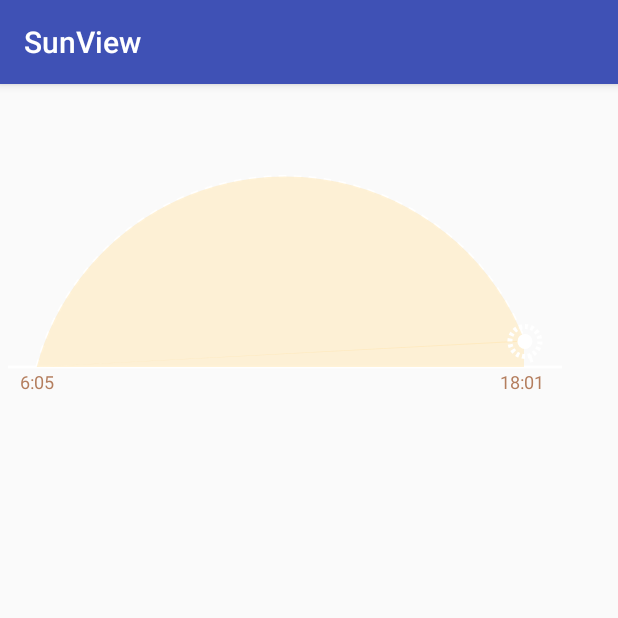
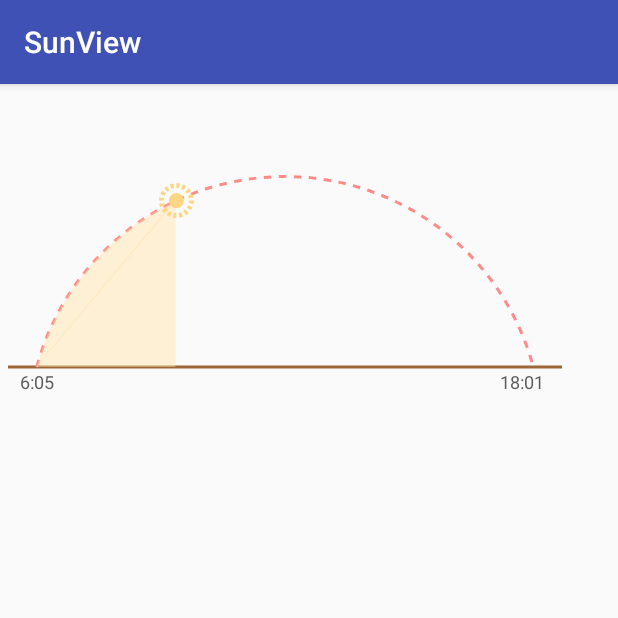
Before and after one commit to andy6804tw/SunView-lib, an Android app: the screen it shows after launch (MainActivity), on a phone screen of 412 x 824 dp, the top half of it. Run offline under Robolectric (Android 15) with nearby library versions, the phone set to English and light mode, and no system bars.

Commit message:
新增修改顏色function並修改時間bug

```diff
--- a/app/src/main/java/com/openweather/sunview/MainActivity.java
+++ b/app/src/main/java/com/openweather/sunview/MainActivity.java
@@ -12,10 +12,14 @@ public class MainActivity extends AppCompatActivity {
         super.onCreate(savedInstanceState);
         setContentView(R.layout.activity_main);
         sunView=(SunView)findViewById(R.id.sunView);
-        sunView.setCurrentTime("17:35");
         sunView.setStartTime("6:05");
         sunView.setEndTime("18:01");
-        sunView.setArcSolidColor("#6effe1a2");
+        sunView.setCurrentTime("10:04");
+        sunView.setArcSolidColor(getResources().getColor(R.color.ArcSolidColor));//拱型內部顏色
+        sunView.setArcColor(getResources().getColor(R.color.ArcColor));//拱形虛線顏色
+        sunView.setBottomLineColor(getResources().getColor(R.color.BottomLineColor));//拱形底線顏色
+        sunView.setTimeTextColor(getResources().getColor(R.color.TimeTextColor));//字體顏色
+        sunView.setSunColor(getResources().getColor(R.color.SunColor));//太陽顏色
 
 
     }
--- a/app/src/main/res/values/colors.xml
+++ b/app/src/main/res/values/colors.xml
@@ -3,4 +3,9 @@
     <color name="colorPrimary">#3F51B5</color>
     <color name="colorPrimaryDark">#303F9F</color>
     <color name="colorAccent">#FF4081</color>
+    <color name="ArcSolidColor">#6effe1a2</color>
+    <color name="ArcColor">#ff8a8a</color>
+    <color name="BottomLineColor">#9c6637</color>
+    <color name="TimeTextColor">#5b5b5b</color>
+    <color name="SunColor">#fcd682</color>
 </resources>
--- a/sunviewlibrary/src/main/java/com/openweather/sunviewlibrary/SunView.java
+++ b/sunviewlibrary/src/main/java/com/openweather/sunviewlibrary/SunView.java
@@ -74,8 +74,21 @@ public class SunView extends View {
 
         initAttrs(context, attrs);
     }
-    public  void setArcSolidColor(String color){
-        mArcSolidColor = Color.parseColor(color);
+    public  void setArcSolidColor(int color){//拱型內部顏色
+        //mArcSolidColor = Color.parseColor(color);
+        mArcSolidColor=color;
+    }
+    public void setArcColor(int color){//拱形虛線顏色
+        mArcColor= color;
+    }
+    public void setBottomLineColor(int color){//拱形底線顏色
+        mBottomLineColor= color;
+    }
+    public void setTimeTextColor(int color){//字體顏色
+        mTimeTextColor= color;
+    }
+    public void setSunColor(int color){//太陽顏色
+        mSunColor= color;
     }
 
     private void initAttrs(Context context, AttributeSet attrs) {
@@ -133,6 +146,14 @@ public class SunView extends View {
         mEndTime =s;
     }
     public void setCurrentTime(String s){
+        String str_Start[]=mStartTime.split(":");
+        String str_Current[]=s.split(":");
+        int current=Integer.parseInt(str_Current[0])*10+Integer.parseInt(str_Current[1]);
+        int Start=Integer.parseInt(str_Start[0])*10+Integer.parseInt(str_Start[1]);
+        if(current<Start){
+            mArcSolidColor =getResources().getColor(R.color.Transparent);
+            s=Integer.parseInt(str_Start[0])+":"+(Integer.parseInt(str_Start[1])-1);
+        }
         mCurrentTime =s;
     }
 
--- a/sunviewlibrary/src/main/res/values/weather_res.xml
+++ b/sunviewlibrary/src/main/res/values/weather_res.xml
@@ -14,7 +14,7 @@
     <color name="default_arc_color">#fff</color>
     <color name="default_arc_solid_color">#ffe1a2</color>
     <color name="default_sun_color">#fff</color>
-
+    <color name="Transparent">#00ffffff</color>
 
 
 
```
